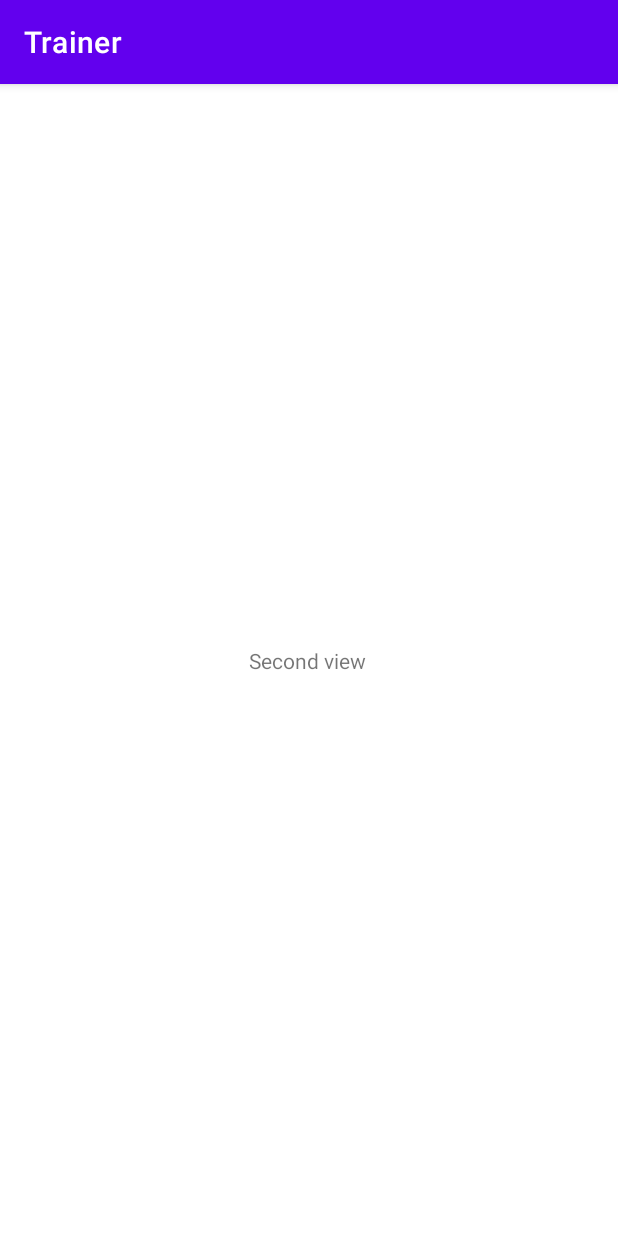
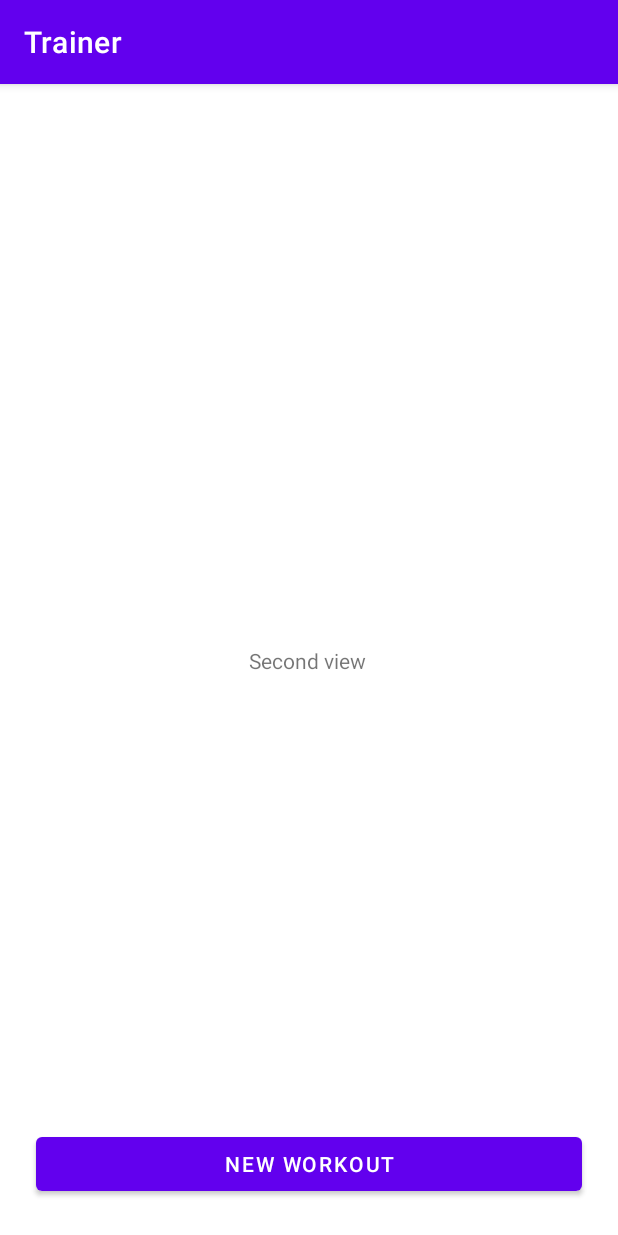
Before and after one commit to JoonasMV/Trainer, an Android app: the MainActivity screen opened directly, with no data from a screen before it, after a tap on "WORKOUTS", on a phone screen of 412 x 824 dp. Run offline under Robolectric (Android 15) with nearby library versions, the phone set to English and light mode, and no system bars; 2 statements that could not run were skipped.

Commit message:
workoutsactivity started

```diff
--- a/app/src/main/AndroidManifest.xml
+++ b/app/src/main/AndroidManifest.xml
@@ -20,7 +20,7 @@
                 android:value="" />
         </activity>
         <activity
-            android:name=".SecondActivity"
+            android:name=".WorkoutSelectionActivity"
             android:exported="false">
             <meta-data
                 android:name="android.app.lib_name"
--- a/app/src/main/java/com/example/trainer/MainActivity.java
+++ b/app/src/main/java/com/example/trainer/MainActivity.java
@@ -4,12 +4,10 @@ import androidx.appcompat.app.AppCompatActivity;
 
 import android.content.Intent;
 import android.os.Bundle;
-import android.view.View;
 import android.widget.Button;
 import android.widget.TextView;
 import android.widget.Toast;
 
-import com.example.trainer.database.DatabaseHelper;
 import com.example.trainer.database.dao.UserDAO;
 import com.example.trainer.database.schemas.User;
 
@@ -39,9 +37,9 @@ public class MainActivity extends AppCompatActivity {
 
         exercisesBtn.setOnClickListener(view -> startActivity(new Intent(MainActivity.this, ExerciseListActivity.class)));
 
-        workoutsBtn.setOnClickListener(view -> startActivity(new Intent(MainActivity.this, SecondActivity.class)));
+        workoutsBtn.setOnClickListener(view -> startActivity(new Intent(MainActivity.this, WorkoutSelectionActivity.class)));
 
-        progressBtn.setOnClickListener(view -> startActivity(new Intent(MainActivity.this, SecondActivity.class)));
+        progressBtn.setOnClickListener(view -> startActivity(new Intent(MainActivity.this, WorkoutSelectionActivity.class)));
 
     }
 
--- a/app/src/main/java/com/example/trainer/SecondActivity.java
+++ /dev/null
@@ -1,14 +0,0 @@
-package com.example.trainer;
-
-import android.os.Bundle;
-
-import androidx.appcompat.app.AppCompatActivity;
-
-public class SecondActivity extends AppCompatActivity {
-
-    @Override
-    protected void onCreate(Bundle savedInstanceState) {
-        super.onCreate(savedInstanceState);
-        setContentView(R.layout.activity_second);
-    }
-}
--- /dev/null
+++ b/app/src/main/java/com/example/trainer/WorkoutSelectionActivity.java
@@ -0,0 +1,24 @@
+package com.example.trainer;
+
+import android.os.Bundle;
+import android.widget.ArrayAdapter;
+import android.widget.ListView;
+
+import androidx.appcompat.app.AppCompatActivity;
+import androidx.recyclerview.widget.RecyclerView;
+
+import java.util.ArrayList;
+
+public class WorkoutSelectionActivity extends AppCompatActivity {
+
+    @Override
+    protected void onCreate(Bundle savedInstanceState) {
+        super.onCreate(savedInstanceState);
+        setContentView(R.layout.workout_selection);
+        ArrayList<String> workouts = new ArrayList<String>();
+
+        ListView workoutList = findViewById(R.id.workoutList);
+        workoutList.setAdapter(new ArrayAdapter<String>(this, android.R.layout.simple_list_item_1));
+
+    }
+}
--- a/app/src/main/res/layout/activity_second.xml
+++ /dev/null
@@ -1,19 +0,0 @@
-<?xml version="1.0" encoding="utf-8"?>
-<androidx.constraintlayout.widget.ConstraintLayout xmlns:android="http://schemas.android.com/apk/res/android"
-    xmlns:app="http://schemas.android.com/apk/res-auto"
-    xmlns:tools="http://schemas.android.com/tools"
-    android:layout_width="match_parent"
-    android:layout_height="match_parent"
-    tools:context=".SecondActivity">
-
-    <TextView
-        android:id="@+id/textView3"
-        android:layout_width="wrap_content"
-        android:layout_height="wrap_content"
-        android:text="Second view"
-        app:layout_constraintBottom_toBottomOf="parent"
-        app:layout_constraintEnd_toEndOf="parent"
-        app:layout_constraintHorizontal_bias="0.498"
-        app:layout_constraintStart_toStartOf="parent"
-        app:layout_constraintTop_toTopOf="parent" />
-</androidx.constraintlayout.widget.ConstraintLayout>
--- /dev/null
+++ b/app/src/main/res/layout/workout_selection.xml
@@ -0,0 +1,41 @@
+<?xml version="1.0" encoding="utf-8"?>
+<androidx.constraintlayout.widget.ConstraintLayout xmlns:android="http://schemas.android.com/apk/res/android"
+    xmlns:app="http://schemas.android.com/apk/res-auto"
+    xmlns:tools="http://schemas.android.com/tools"
+    android:layout_width="match_parent"
+    android:layout_height="match_parent"
+    tools:context=".WorkoutSelectionActivity">
+
+    <TextView
+        android:id="@+id/textView3"
+        android:layout_width="wrap_content"
+        android:layout_height="wrap_content"
+        android:text="Second view"
+        app:layout_constraintBottom_toBottomOf="parent"
+        app:layout_constraintEnd_toEndOf="parent"
+        app:layout_constraintHorizontal_bias="0.498"
+        app:layout_constraintStart_toStartOf="parent"
+        app:layout_constraintTop_toTopOf="parent" />
+
+    <androidx.recyclerview.widget.RecyclerView
+        android:id="@+id/workoutList"
+        android:layout_width="341dp"
+        android:layout_height="320dp"
+        android:layout_marginStart="24dp"
+        android:layout_marginTop="24dp"
+        android:layout_marginEnd="24dp"
+        app:layout_constraintEnd_toEndOf="parent"
+        app:layout_constraintStart_toStartOf="parent"
+        app:layout_constraintTop_toTopOf="parent" />
+
+    <Button
+        android:id="@+id/newWorkoutBtn"
+        android:layout_width="match_parent"
+        android:layout_height="wrap_content"
+        android:layout_marginHorizontal="24dp"
+        android:layout_marginBottom="24dp"
+        android:text="New Workout"
+        app:layout_constraintBottom_toBottomOf="parent"
+        app:layout_constraintEnd_toEndOf="parent"
+        app:layout_constraintStart_toStartOf="parent" />
+</androidx.constraintlayout.widget.ConstraintLayout>
```
